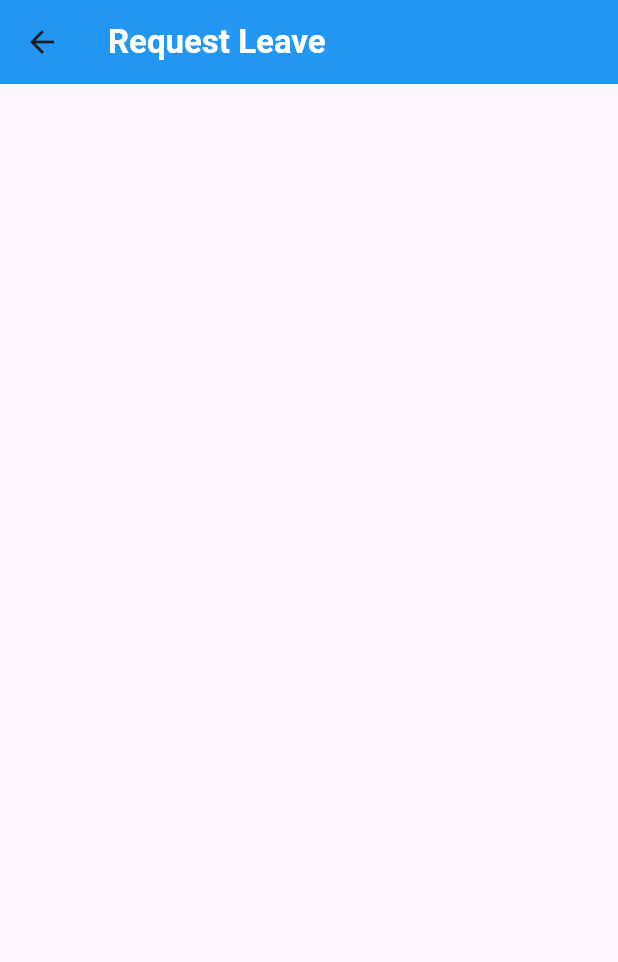
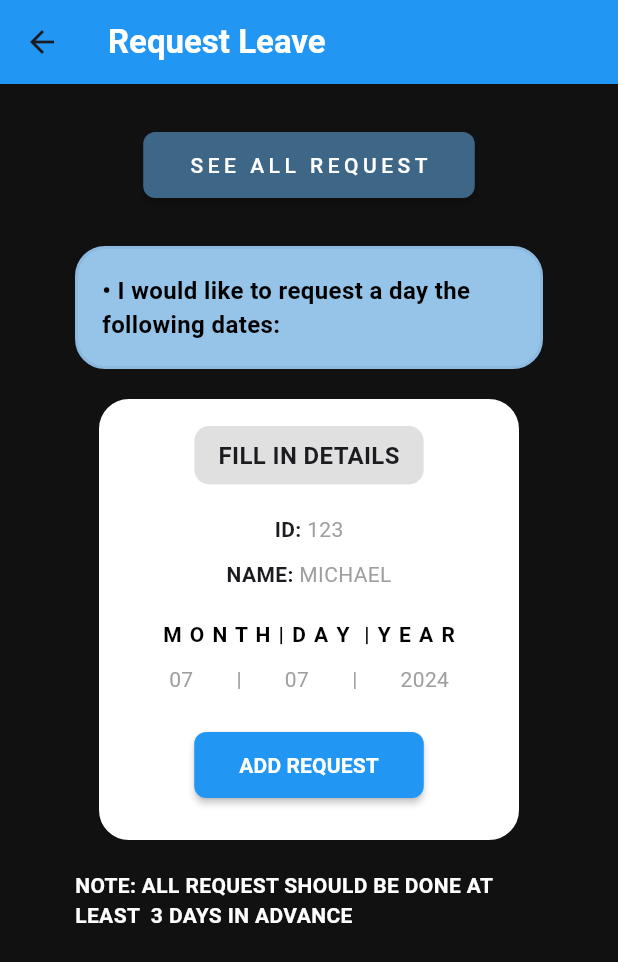
Before and after one commit to Makcieh/assfiex_app_it14, a Flutter app: the RequestPage screen opened directly, on a phone screen of 412 x 824 dp. Shown: the top 962 px of the screen. Run offline on Flutter 3.47's test engine with Material 3 defaults, Android fonts, the phone set to English and light mode, and no system bars; our stand-ins replace firebase_auth, firebase_core, google_nav_bar, table_calendar; accounts and stored records are empty.

Commit message:
Your descriptive commit message

```diff
--- a/lib/components/my_botton.dart
+++ b/lib/components/my_button.dart
@@ -1,7 +1,7 @@
 import 'package:flutter/material.dart';
 
-class MyBotton extends StatelessWidget {
-  const MyBotton({super.key, required this.onTap});
+class MyButton extends StatelessWidget {
+  const MyButton({super.key, required this.onTap});
 
   final Function()? onTap;
   @override
--- a/lib/pages/Request_page.dart
+++ /dev/null
@@ -1,17 +0,0 @@
-import 'package:flutter/material.dart';
-
-class RequestPage extends StatelessWidget {
-  const RequestPage({super.key});
-
-  @override
-  Widget build(BuildContext context) {
-    return Scaffold(
-        appBar: AppBar(
-      backgroundColor: Colors.blue,
-      title: const Text(
-        'Request Leave',
-        style: TextStyle(color: Colors.white, fontWeight: FontWeight.bold),
-      ),
-    ));
-  }
-}
--- /dev/null
+++ b/lib/pages/requestpages/request_page.dart
@@ -0,0 +1,216 @@
+import 'package:flutter/material.dart';
+
+class RequestPage extends StatelessWidget {
+  const RequestPage({super.key});
+
+  @override
+  Widget build(BuildContext context) {
+    return Scaffold(
+      backgroundColor: const Color.fromARGB(255, 17, 17, 18),
+      appBar: AppBar(
+        backgroundColor: Colors.blue,
+        title: const Text(
+          'Request Leave',
+          style: TextStyle(color: Colors.white, fontWeight: FontWeight.bold),
+        ),
+      ),
+      body: Center(
+        child: Column(
+          children: [
+            const SizedBox(
+              height: 30,
+            ),
+
+            //see all request buttom
+            ElevatedButton(
+                onPressed: () {
+                  Navigator.pushNamed(context, '/allrequest');
+                },
+                style: ElevatedButton.styleFrom(
+                  foregroundColor: Colors.white,
+                  backgroundColor:
+                      const Color.fromARGB(255, 61, 102, 135), // Text color
+                  padding: const EdgeInsets.symmetric(
+                      horizontal: 30, vertical: 12), // Button size and padding
+                  shape: RoundedRectangleBorder(
+                    borderRadius: BorderRadius.circular(8), // Rounded corners
+                  ),
+                  elevation: 2, // Elevation to match the "raised" effect
+                ),
+                child: const Text(
+                  'SEE ALL REQUEST',
+                  style: TextStyle(
+                    letterSpacing: 3,
+                  ),
+                )),
+
+            const SizedBox(
+              height: 30,
+            ),
+
+            //text
+            Padding(
+              padding: const EdgeInsets.symmetric(horizontal: 50),
+              child: Container(
+                padding: const EdgeInsets.all(16),
+                decoration: BoxDecoration(
+                    color: const Color.fromARGB(255, 150, 195, 232),
+                    borderRadius: BorderRadius.circular(20),
+                    border: Border.all(
+                        color: const Color.fromARGB(255, 140, 185, 223),
+                        width: 2)),
+                child: const Text(
+                  '\u2022 I would like to request a day the following dates:',
+                  style: TextStyle(
+                      color: Colors.black,
+                      fontSize: 16,
+                      fontWeight: FontWeight.bold),
+                ),
+              ),
+            ),
+
+            const SizedBox(height: 20),
+
+            //fill in details
+            Padding(
+              padding: const EdgeInsets.symmetric(horizontal: 50),
+              child: Container(
+                width: 280,
+                padding: const EdgeInsets.all(16),
+                decoration: BoxDecoration(
+                    color: Colors.white,
+                    borderRadius: BorderRadius.circular(20),
+                    border: Border.all(
+                      color: const Color.fromARGB(255, 255, 255, 255),
+                      width: 2.0,
+                    )),
+                child: Column(
+                  children: [
+                    Container(
+                      padding: const EdgeInsets.symmetric(
+                          vertical: 8, horizontal: 16),
+                      decoration: BoxDecoration(
+                        color: Colors.grey[
+                            300], // Background color (light grey or any color)
+                        borderRadius:
+                            BorderRadius.circular(10), // Rounded corners
+                      ),
+                      child: const Text(
+                        'FILL IN DETAILS',
+                        style: TextStyle(
+                            fontWeight: FontWeight.bold, fontSize: 16),
+                      ),
+                    ),
+                    const SizedBox(height: 20),
+                    const Row(
+                      mainAxisAlignment: MainAxisAlignment.center,
+                      children: [
+                        Text(
+                          "ID:",
+                          style: TextStyle(fontWeight: FontWeight.bold),
+                        ),
+                        Text(
+                          " 123",
+                          style: TextStyle(color: Colors.grey),
+                        ),
+                      ],
+                    ),
+                    const SizedBox(height: 10),
+                    const Row(
+                      mainAxisAlignment: MainAxisAlignment.center,
+                      children: [
+                        Text(
+                          "NAME:",
+                          style: TextStyle(fontWeight: FontWeight.bold),
+                        ),
+                        Text(
+                          " MICHAEL",
+                          style: TextStyle(color: Colors.grey),
+                        ),
+                      ],
+                    ),
+                    const SizedBox(height: 20),
+                    const Text(
+                      "M O N T H | D A Y  | Y E A R",
+                      style: TextStyle(
+                          letterSpacing: 1,
+                          color: Colors.black,
+                          fontWeight: FontWeight.bold),
+                    ),
+                    const SizedBox(height: 10),
+                    const Row(
+                      mainAxisAlignment: MainAxisAlignment.spaceEvenly,
+                      children: [
+                        Text(
+                          "07",
+                          style: TextStyle(color: Colors.grey),
+                        ),
+                        Text(
+                          "|",
+                          style: TextStyle(color: Colors.grey),
+                        ),
+                        Text(
+                          "07",
+                          style: TextStyle(color: Colors.grey),
+                        ),
+                        Text(
+                          "|",
+                          style: TextStyle(color: Colors.grey),
+                        ),
+                        Text(
+                          "2024",
+                          style: TextStyle(color: Colors.grey),
+                        ),
+                      ],
+                    ),
+                    const SizedBox(height: 15),
+                    Padding(
+                      padding: const EdgeInsets.all(8.0),
+                      child: ElevatedButton(
+                        onPressed: () {
+                          Navigator.pushNamed(context, '/allrequest');
+                        },
+                        style: ElevatedButton.styleFrom(
+                          foregroundColor: Colors.white,
+                          backgroundColor: Colors.blue, // Text color
+                          padding: const EdgeInsets.symmetric(
+                              horizontal: 30,
+                              vertical: 12), // Button size and padding
+                          shape: RoundedRectangleBorder(
+                            borderRadius:
+                                BorderRadius.circular(8), // Rounded corners
+                          ),
+                          elevation:
+                              2, // Elevation to match the "raised" effect
+                        ),
+                        child: const Text(
+                          "ADD REQUEST",
+                          style: TextStyle(
+                            fontSize: 14, // Font size
+                            fontWeight: FontWeight.bold, // Bold text
+                          ),
+                        ),
+                      ),
+                    )
+                  ],
+                ),
+              ),
+            ),
+
+            const SizedBox(height: 20),
+
+            //note for client
+            const Padding(
+              padding: EdgeInsets.symmetric(horizontal: 50),
+              child: Text(
+                'NOTE: ALL REQUEST SHOULD BE DONE AT LEAST  3 DAYS IN ADVANCE',
+                style:
+                    TextStyle(color: Colors.white, fontWeight: FontWeight.bold),
+              ),
+            ),
+          ],
+        ),
+      ),
+    );
+  }
+}
--- a/pubspec.yaml
+++ b/pubspec.yaml
@@ -39,6 +39,7 @@ dependencies:
   firebase_core: ^3.5.0
   cloud_firestore: ^5.4.2
   firebase_auth: ^5.3.0
+  google_nav_bar: ^5.0.6
 
 dev_dependencies:
   flutter_test:
```
Also changed, not shown: lib/components/bottom_nav.dart (+68 -2 lines), lib/components/button_menu.dart (added, +27 -0 lines), lib/main.dart (+20 -2 lines), lib/pages/home.dart (+7 -3 lines), lib/pages/login_page.dart (+5 -4 lines), lib/pages/menu_page.dart (+24 -0 lines), lib/pages/requestpages/all_request.dart (added, +15 -0 lines), pubspec.lock.
